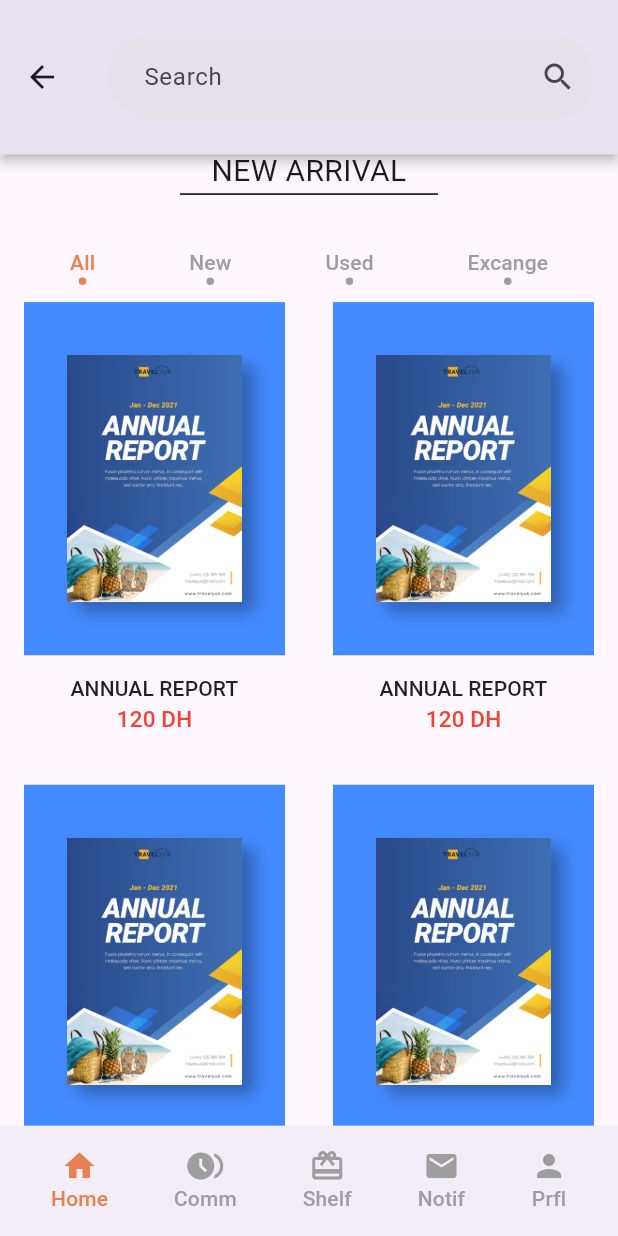
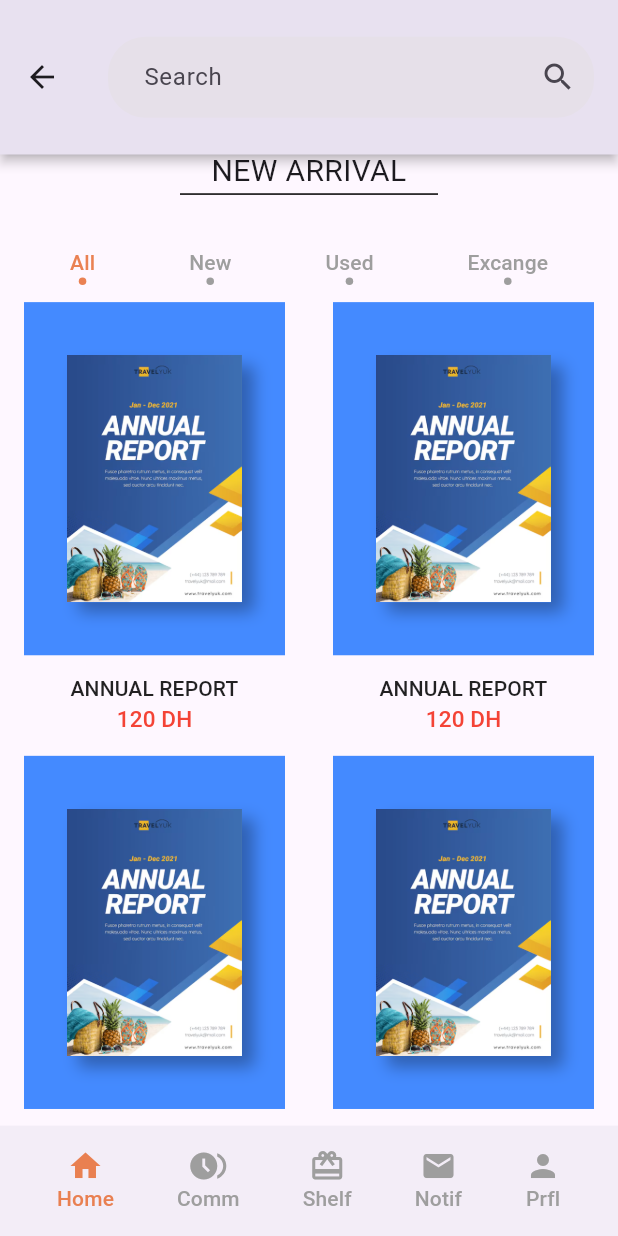
Before and after one commit to seddiksss/trading_books, a Flutter app: the HomeScreen screen opened by its route, scrolled down 576 dp, on a phone screen of 412 x 824 dp. Run offline on Flutter 3.47's test engine with Material 3 defaults, Android fonts, the light colour scheme and no system bars; our stand-ins replace babstrap_settings_screen, get, get_storage, introduction_screen; accounts and stored records are empty.

Commit message:
another media Query added

```diff
--- a/lib/Views/screens/home.dart
+++ b/lib/Views/screens/home.dart
@@ -115,7 +115,7 @@ class Home extends StatelessWidget {
               ],
             ),
             GridView.count(
-                childAspectRatio: 0.7,
+                childAspectRatio: screenHeight / 1100,
                 mainAxisSpacing: screenHeight / 30,
                 crossAxisCount: 2,
                 physics: const NeverScrollableScrollPhysics(),
--- a/lib/Views/screens/homescreen.dart
+++ b/lib/Views/screens/homescreen.dart
@@ -26,10 +26,10 @@ class BottomAppBarWidget extends StatelessWidget {
   @override
   Widget build(BuildContext context) {
     return Container(
-      margin: const EdgeInsets.symmetric(horizontal: 2),
+      margin: const EdgeInsets.symmetric(horizontal: 1),
       child: Row(
         crossAxisAlignment: CrossAxisAlignment.center,
-        mainAxisAlignment: MainAxisAlignment.spaceBetween,
+        mainAxisAlignment: MainAxisAlignment.spaceAround,
         children: [
           // Image.asset('assets/images/day-with-rain.png'),
           GetBuilder<HomeController>(
```
